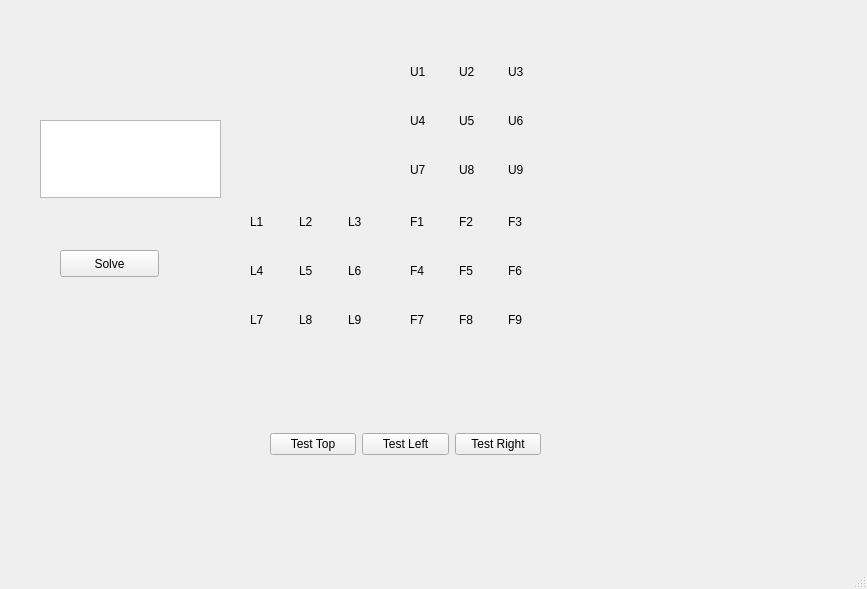
Old version of the form Cube_display/debugwindow.ui in the repository Hzhang11/SeniorDesign.
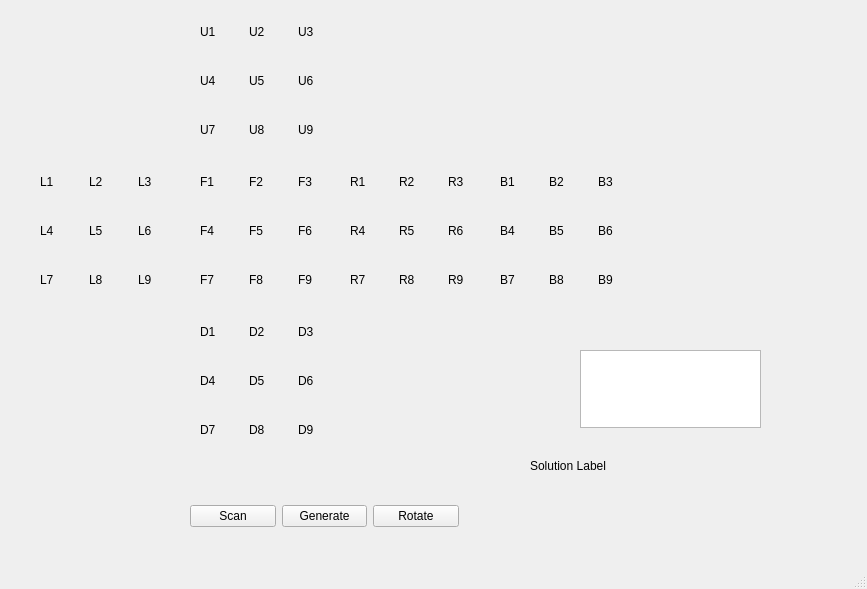
New version of the form.

Commit message: Updated cube display, added fastsolver but not completed yet, added template for modelprocessor

```diff
--- a/Cube_display/debugwindow.ui
+++ b/Cube_display/debugwindow.ui
@@ -14,57 +14,11 @@
    <string>MainWindow</string>
   </property>
   <widget class="QWidget" name="centralwidget">
-   <widget class="QWidget" name="layoutWidget">
-    <property name="geometry">
-     <rect>
-      <x>270</x>
-      <y>430</y>
-      <width>271</width>
-      <height>29</height>
-     </rect>
-    </property>
-    <layout class="QHBoxLayout" name="horizontalLayout">
-     <item>
-      <widget class="QPushButton" name="leftButton">
-       <property name="text">
-        <string>Test Top</string>
-       </property>
-      </widget>
-     </item>
-     <item>
-      <widget class="QPushButton" name="centerButton">
-       <property name="text">
-        <string>Test Left</string>
-       </property>
-      </widget>
-     </item>
-     <item>
-      <widget class="QPushButton" name="rightButton">
-       <property name="text">
-        <string>Test Right</string>
-       </property>
-      </widget>
-     </item>
-    </layout>
-   </widget>
-   <widget class="QPushButton" name="solveButton">
-    <property name="geometry">
-     <rect>
-      <x>60</x>
-      <y>250</y>
-      <width>99</width>
-      <height>27</height>
-     </rect>
-    </property>
-    <property name="text">
-     <string>Solve</string>
-    </property>
-   </widget>
    <widget class="QTextEdit" name="textEdit">
     <property name="geometry">
      <rect>
-      <x>40</x>
-      <y>120</y>
+      <x>580</x>
+      <y>350</y>
       <width>181</width>
       <height>78</height>
      </rect>
@@ -73,8 +27,8 @@
    <widget class="QWidget" name="gridLayoutWidget">
     <property name="geometry">
      <rect>
-      <x>410</x>
-      <y>50</y>
+      <x>200</x>
+      <y>10</y>
       <width>141</width>
       <height>141</height>
      </rect>
@@ -295,8 +249,8 @@
    <widget class="QWidget" name="gridLayoutWidget_2">
     <property name="geometry">
      <rect>
-      <x>250</x>
-      <y>200</y>
+      <x>40</x>
+      <y>160</y>
       <width>143</width>
       <height>143</height>
      </rect>
@@ -505,8 +459,8 @@
    <widget class="QWidget" name="gridLayoutWidget_3">
     <property name="geometry">
      <rect>
-      <x>410</x>
-      <y>200</y>
+      <x>200</x>
+      <y>160</y>
       <width>143</width>
       <height>143</height>
      </rect>
@@ -712,6 +666,682 @@
      </item>
     </layout>
    </widget>
+   <widget class="QWidget" name="gridLayoutWidget_4">
+    <property name="geometry">
+     <rect>
+      <x>200</x>
+      <y>310</y>
+      <width>143</width>
+      <height>143</height>
+     </rect>
+    </property>
+    <layout class="QGridLayout" name="cube_down_layout">
+     <item row="0" column="0">
+      <widget class="QLabel" name="cubie_down_1">
+       <property name="minimumSize">
+        <size>
+         <width>43</width>
+         <height>43</height>
+        </size>
+       </property>
+       <property name="maximumSize">
+        <size>
+         <width>43</width>
+         <height>43</height>
+        </size>
+       </property>
+       <property name="text">
+        <string>D1</string>
+       </property>
+       <property name="scaledContents">
+        <bool>true</bool>
+       </property>
+      </widget>
+     </item>
+     <item row="1" column="2">
+      <widget class="QLabel" name="cubie_down_6">
+       <property name="minimumSize">
+        <size>
+         <width>43</width>
+         <height>43</height>
+        </size>
+       </property>
+       <property name="maximumSize">
+        <size>
+         <width>43</width>
+         <height>43</height>
+        </size>
+       </property>
+       <property name="text">
+        <string>D6</string>
+       </property>
+       <property name="scaledContents">
+        <bool>true</bool>
+       </property>
+      </widget>
+     </item>
+     <item row="2" column="0">
+      <widget class="QLabel" name="cubie_down_7">
+       <property name="minimumSize">
+        <size>
+         <width>43</width>
+         <height>43</height>
+        </size>
+       </property>
+       <property name="maximumSize">
+        <size>
+         <width>43</width>
+         <height>43</height>
+        </size>
+       </property>
+       <property name="text">
+        <string>D7</string>
+       </property>
+       <property name="scaledContents">
+        <bool>true</bool>
+       </property>
+      </widget>
+     </item>
+     <item row="2" column="1">
+      <widget class="QLabel" name="cubie_down_8">
+       <property name="minimumSize">
+        <size>
+         <width>43</width>
+         <height>43</height>
+        </size>
+       </property>
+       <property name="maximumSize">
+        <size>
+         <width>43</width>
+         <height>43</height>
+        </size>
+       </property>
+       <property name="text">
+        <string>D8</string>
+       </property>
+       <property name="scaledContents">
+        <bool>true</bool>
+       </property>
+      </widget>
+     </item>
+     <item row="1" column="0">
+      <widget class="QLabel" name="cubie_down_4">
+       <property name="minimumSize">
+        <size>
+         <width>43</width>
+         <height>43</height>
+        </size>
+       </property>
+       <property name="maximumSize">
+        <size>
+         <width>43</width>
+         <height>43</height>
+        </size>
+       </property>
+       <property name="text">
+        <string>D4</string>
+       </property>
+       <property name="scaledContents">
+        <bool>true</bool>
+       </property>
+      </widget>
+     </item>
+     <item row="0" column="1">
+      <widget class="QLabel" name="cubie_down_2">
+       <property name="minimumSize">
+        <size>
+         <width>43</width>
+         <height>43</height>
+        </size>
+       </property>
+       <property name="maximumSize">
+        <size>
+         <width>43</width>
+         <height>43</height>
+        </size>
+       </property>
+       <property name="text">
+        <string>D2</string>
+       </property>
+       <property name="scaledContents">
+        <bool>true</bool>
+       </property>
+      </widget>
+     </item>
+     <item row="2" column="2">
+      <widget class="QLabel" name="cubie_down_9">
+       <property name="minimumSize">
+        <size>
+         <width>43</width>
+         <height>43</height>
+        </size>
+       </property>
+       <property name="maximumSize">
+        <size>
+         <width>43</width>
+         <height>43</height>
+        </size>
+       </property>
+       <property name="text">
+        <string>D9</string>
+       </property>
+       <property name="scaledContents">
+        <bool>true</bool>
+       </property>
+      </widget>
+     </item>
+     <item row="0" column="2">
+      <widget class="QLabel" name="cubie_down_3">
+       <property name="minimumSize">
+        <size>
+         <width>43</width>
+         <height>43</height>
+        </size>
+       </property>
+       <property name="maximumSize">
+        <size>
+         <width>43</width>
+         <height>43</height>
+        </size>
+       </property>
+       <property name="text">
+        <string>D3</string>
+       </property>
+       <property name="scaledContents">
+        <bool>true</bool>
+       </property>
+      </widget>
+     </item>
+     <item row="1" column="1">
+      <widget class="QLabel" name="cubie_down_5">
+       <property name="minimumSize">
+        <size>
+         <width>43</width>
+         <height>43</height>
+        </size>
+       </property>
+       <property name="maximumSize">
+        <size>
+         <width>43</width>
+         <height>43</height>
+        </size>
+       </property>
+       <property name="text">
+        <string>D5</string>
+       </property>
+       <property name="scaledContents">
+        <bool>true</bool>
+       </property>
+      </widget>
+     </item>
+    </layout>
+   </widget>
+   <widget class="QWidget" name="gridLayoutWidget_5">
+    <property name="geometry">
+     <rect>
+      <x>350</x>
+      <y>160</y>
+      <width>143</width>
+      <height>143</height>
+     </rect>
+    </property>
+    <layout class="QGridLayout" name="cube_right_layout">
+     <item row="0" column="0">
+      <widget class="QLabel" name="cubie_right_1">
+       <property name="minimumSize">
+        <size>
+         <width>43</width>
+         <height>43</height>
+        </size>
+       </property>
+       <property name="maximumSize">
+        <size>
+         <width>43</width>
+         <height>43</height>
+        </size>
+       </property>
+       <property name="text">
+        <string>R1</string>
+       </property>
+       <property name="scaledContents">
+        <bool>true</bool>
+       </property>
+      </widget>
+     </item>
+     <item row="1" column="2">
+      <widget class="QLabel" name="cubie_right_6">
+       <property name="minimumSize">
+        <size>
+         <width>43</width>
+         <height>43</height>
+        </size>
+       </property>
+       <property name="maximumSize">
+        <size>
+         <width>43</width>
+         <height>43</height>
+        </size>
+       </property>
+       <property name="text">
+        <string>R6</string>
+       </property>
+       <property name="scaledContents">
+        <bool>true</bool>
+       </property>
+      </widget>
+     </item>
+     <item row="2" column="0">
+      <widget class="QLabel" name="cubie_right_7">
+       <property name="minimumSize">
+        <size>
+         <width>43</width>
+         <height>43</height>
+        </size>
+       </property>
+       <property name="maximumSize">
+        <size>
+         <width>43</width>
+         <height>43</height>
+        </size>
+       </property>
+       <property name="text">
+        <string>R7</string>
+       </property>
+       <property name="scaledContents">
+        <bool>true</bool>
+       </property>
+      </widget>
+     </item>
+     <item row="2" column="1">
+      <widget class="QLabel" name="cubie_right_8">
+       <property name="minimumSize">
+        <size>
+         <width>43</width>
+         <height>43</height>
+        </size>
+       </property>
+       <property name="maximumSize">
+        <size>
+         <width>43</width>
+         <height>43</height>
+        </size>
+       </property>
+       <property name="text">
+        <string>R8</string>
+       </property>
+       <property name="scaledContents">
+        <bool>true</bool>
+       </property>
+      </widget>
+     </item>
+     <item row="1" column="0">
+      <widget class="QLabel" name="cubie_right_4">
+       <property name="minimumSize">
+        <size>
+         <width>43</width>
+         <height>43</height>
+        </size>
+       </property>
+       <property name="maximumSize">
+        <size>
+         <width>43</width>
+         <height>43</height>
+        </size>
+       </property>
+       <property name="text">
+        <string>R4</string>
+       </property>
+       <property name="scaledContents">
+        <bool>true</bool>
+       </property>
+      </widget>
+     </item>
+     <item row="0" column="1">
+      <widget class="QLabel" name="cubie_right_2">
+       <property name="minimumSize">
+        <size>
+         <width>43</width>
+         <height>43</height>
+        </size>
+       </property>
+       <property name="maximumSize">
+        <size>
+         <width>43</width>
+         <height>43</height>
+        </size>
+       </property>
+       <property name="text">
+        <string>R2</string>
+       </property>
+       <property name="scaledContents">
+        <bool>true</bool>
+       </property>
+      </widget>
+     </item>
+     <item row="2" column="2">
+      <widget class="QLabel" name="cubie_right_9">
+       <property name="minimumSize">
+        <size>
+         <width>43</width>
+         <height>43</height>
+        </size>
+       </property>
+       <property name="maximumSize">
+        <size>
+         <width>43</width>
+         <height>43</height>
+        </size>
+       </property>
+       <property name="text">
+        <string>R9</string>
+       </property>
+       <property name="scaledContents">
+        <bool>true</bool>
+       </property>
+      </widget>
+     </item>
+     <item row="0" column="2">
+      <widget class="QLabel" name="cubie_right_3">
+       <property name="minimumSize">
+        <size>
+         <width>43</width>
+         <height>43</height>
+        </size>
+       </property>
+       <property name="maximumSize">
+        <size>
+         <width>43</width>
+         <height>43</height>
+        </size>
+       </property>
+       <property name="text">
+        <string>R3</string>
+       </property>
+       <property name="scaledContents">
+        <bool>true</bool>
+       </property>
+      </widget>
+     </item>
+     <item row="1" column="1">
+      <widget class="QLabel" name="cubie_right_5">
+       <property name="minimumSize">
+        <size>
+         <width>43</width>
+         <height>43</height>
+        </size>
+       </property>
+       <property name="maximumSize">
+        <size>
+         <width>43</width>
+         <height>43</height>
+        </size>
+       </property>
+       <property name="text">
+        <string>R5</string>
+       </property>
+       <property name="scaledContents">
+        <bool>true</bool>
+       </property>
+      </widget>
+     </item>
+    </layout>
+   </widget>
+   <widget class="QWidget" name="gridLayoutWidget_6">
+    <property name="geometry">
+     <rect>
+      <x>500</x>
+      <y>160</y>
+      <width>143</width>
+      <height>143</height>
+     </rect>
+    </property>
+    <layout class="QGridLayout" name="cube_back_layout">
+     <item row="0" column="0">
+      <widget class="QLabel" name="cubie_back_1">
+       <property name="minimumSize">
+        <size>
+         <width>43</width>
+         <height>43</height>
+        </size>
+       </property>
+       <property name="maximumSize">
+        <size>
+         <width>43</width>
+         <height>43</height>
+        </size>
+       </property>
+       <property name="text">
+        <string>B1</string>
+       </property>
+       <property name="scaledContents">
+        <bool>true</bool>
+       </property>
+      </widget>
+     </item>
+     <item row="1" column="2">
+      <widget class="QLabel" name="cubie_back_6">
+       <property name="minimumSize">
+        <size>
+         <width>43</width>
+         <height>43</height>
+        </size>
+       </property>
+       <property name="maximumSize">
+        <size>
+         <width>43</width>
+         <height>43</height>
+        </size>
+       </property>
+       <property name="text">
+        <string>B6</string>
+       </property>
+       <property name="scaledContents">
+        <bool>true</bool>
+       </property>
+      </widget>
+     </item>
+     <item row="2" column="0">
+      <widget class="QLabel" name="cubie_back_7">
+       <property name="minimumSize">
+        <size>
+         <width>43</width>
+         <height>43</height>
+        </size>
+       </property>
+       <property name="maximumSize">
+        <size>
+         <width>43</width>
+         <height>43</height>
+        </size>
+       </property>
+       <property name="text">
+        <string>B7</string>
+       </property>
+       <property name="scaledContents">
+        <bool>true</bool>
+       </property>
+      </widget>
+     </item>
+     <item row="2" column="1">
+      <widget class="QLabel" name="cubie_back_8">
+       <property name="minimumSize">
+        <size>
+         <width>43</width>
+         <height>43</height>
+        </size>
+       </property>
+       <property name="maximumSize">
+        <size>
+         <width>43</width>
+         <height>43</height>
+        </size>
+       </property>
+       <property name="text">
+        <string>B8</string>
+       </property>
+       <property name="scaledContents">
+        <bool>true</bool>
+       </property>
+      </widget>
+     </item>
+     <item row="1" column="0">
+      <widget class="QLabel" name="cubie_back_4">
+       <property name="minimumSize">
+        <size>
+         <width>43</width>
+         <height>43</height>
+        </size>
+       </property>
+       <property name="maximumSize">
+        <size>
+         <width>43</width>
+         <height>43</height>
+        </size>
+       </property>
+       <property name="text">
+        <string>B4</string>
+       </property>
+       <property name="scaledContents">
+        <bool>true</bool>
+       </property>
+      </widget>
+     </item>
+     <item row="0" column="1">
+      <widget class="QLabel" name="cubie_back_2">
+       <property name="minimumSize">
+        <size>
+         <width>43</width>
+         <height>43</height>
+        </size>
+       </property>
+       <property name="maximumSize">
+        <size>
+         <width>43</width>
+         <height>43</height>
+        </size>
+       </property>
+       <property name="text">
+        <string>B2</string>
+       </property>
+       <property name="scaledContents">
+        <bool>true</bool>
+       </property>
+      </widget>
+     </item>
+     <item row="2" column="2">
+      <widget class="QLabel" name="cubie_back_9">
+       <property name="minimumSize">
+        <size>
+         <width>43</width>
+         <height>43</height>
+        </size>
+       </property>
+       <property name="maximumSize">
+        <size>
+         <width>43</width>
+         <height>43</height>
+        </size>
+       </property>
+       <property name="text">
+        <string>B9</string>
+       </property>
+       <property name="scaledContents">
+        <bool>true</bool>
+       </property>
+      </widget>
+     </item>
+     <item row="0" column="2">
+      <widget class="QLabel" name="cubie_back_3">
+       <property name="minimumSize">
+        <size>
+         <width>43</width>
+         <height>43</height>
+        </size>
+       </property>
+       <property name="maximumSize">
+        <size>
+         <width>43</width>
+         <height>43</height>
+        </size>
+       </property>
+       <property name="text">
+        <string>B3</string>
+       </property>
+       <property name="scaledContents">
+        <bool>true</bool>
+       </property>
+      </widget>
+     </item>
+     <item row="1" column="1">
+      <widget class="QLabel" name="cubie_back_5">
+       <property name="minimumSize">
+        <size>
+         <width>43</width>
+         <height>43</height>
+        </size>
+       </property>
+       <property name="maximumSize">
+        <size>
+         <width>43</width>
+         <height>43</height>
+        </size>
+       </property>
+       <property name="text">
+        <string>B5</string>
+       </property>
+       <property name="scaledContents">
+        <bool>true</bool>
+       </property>
+      </widget>
+     </item>
+    </layout>
+   </widget>
+   <widget class="QWidget" name="layoutWidget">
+    <property name="geometry">
+     <rect>
+      <x>190</x>
+      <y>500</y>
+      <width>269</width>
+      <height>33</height>
+     </rect>
+    </property>
+    <layout class="QHBoxLayout" name="horizontalLayout">
+     <item>
+      <widget class="QPushButton" name="scanButton">
+       <property name="text">
+        <string>Scan</string>
+       </property>
+      </widget>
+     </item>
+     <item>
+      <widget class="QPushButton" name="generateButton">
+       <property name="text">
+        <string>Generate</string>
+       </property>
+      </widget>
+     </item>
+     <item>
+      <widget class="QPushButton" name="rotateButton">
+       <property name="text">
+        <string>Rotate</string>
+       </property>
+      </widget>
+     </item>
+    </layout>
+   </widget>
+   <widget class="QLabel" name="solutionLabel">
+    <property name="geometry">
+     <rect>
+      <x>530</x>
+      <y>450</y>
+      <width>301</width>
+      <height>31</height>
+     </rect>
+    </property>
+    <property name="text">
+     <string>Solution Label</string>
+    </property>
+   </widget>
   </widget>
   <widget class="QMenuBar" name="menubar">
    <property name="geometry">
```
Left out of the diff: 4 changed lines with no effect on the pictures. The commit also changes 16 other files.
